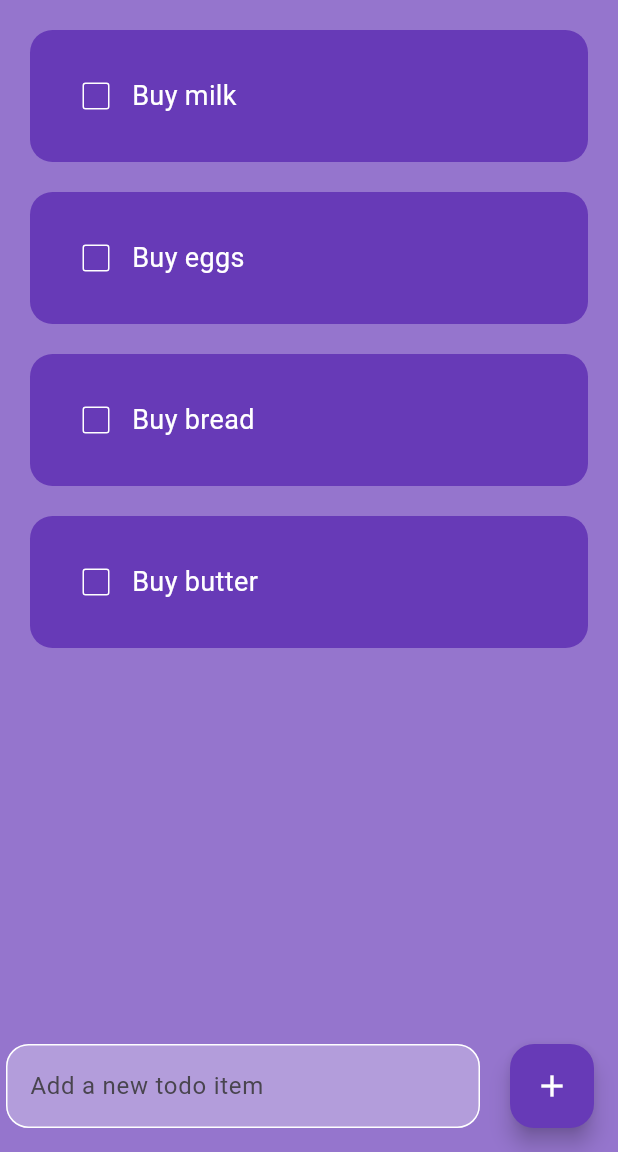
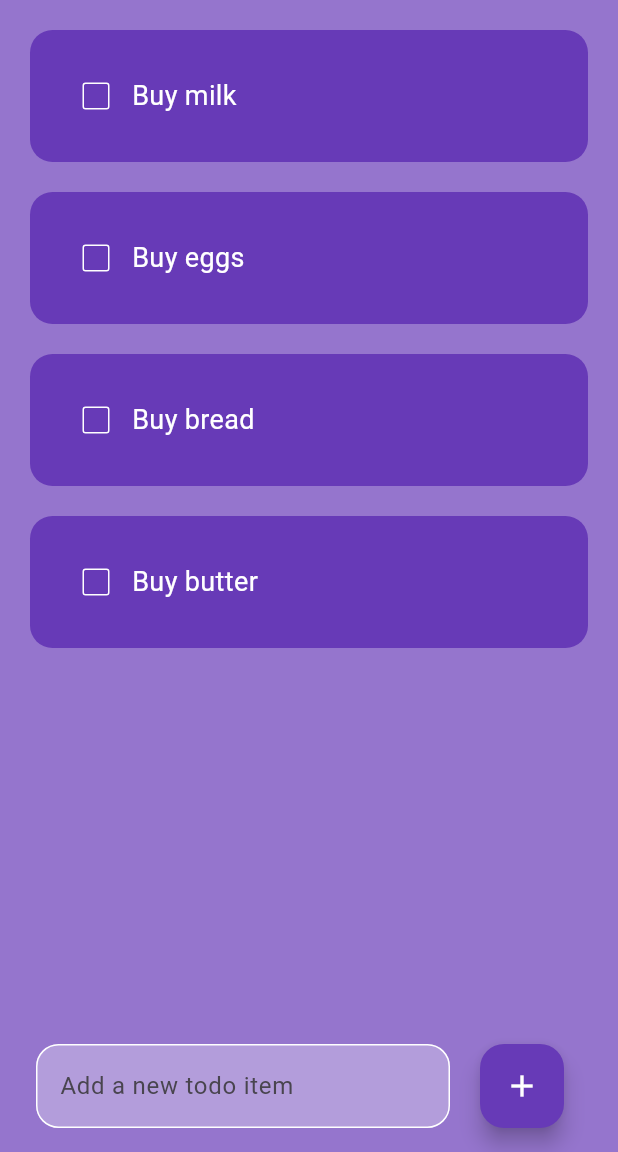
Before and after one commit to collinmorudi/flutter-mobile-dev-practice, a Flutter app: the screen it shows after launch, on a phone screen of 412 x 824 dp, the part 84-1236 px from its top. Run offline on Flutter 3.47's test engine with Material 3 defaults, Android fonts, the phone set to English and light mode, and no system bars; drawn by our look-alikes of flutter_slidable; our stand-ins replace shared_preferences.

```diff
--- a/simple_todo/lib/screens/home_page.dart
+++ b/simple_todo/lib/screens/home_page.dart
@@ -30,6 +30,12 @@ class _HomePageState extends State<HomePage> {
     });
   }
 
+  void deleteTask(int index) {
+    setState(() {
+      todoList.removeAt(index);
+    });
+  }
+
   @override
   Widget build(BuildContext context) {
     return Scaffold(
@@ -49,10 +55,15 @@ class _HomePageState extends State<HomePage> {
             onChanged: (value) {
               checkBoxChanged(index);
             },
+            deleteFunction: (context) {
+              deleteTask(index);
+            },
           );
         },
       ),
-      floatingActionButton: Row(
+      floatingActionButton: Padding(
+        padding: const EdgeInsets.symmetric(horizontal: 20),
+        child: Row(
           children: [
             Expanded(
               child: Padding(
@@ -91,6 +102,7 @@ class _HomePageState extends State<HomePage> {
             ),
           ],
         ),
+      ),
     );
   }
 }
--- a/simple_todo/lib/utils/todo_list.dart
+++ b/simple_todo/lib/utils/todo_list.dart
@@ -1,21 +1,39 @@
 import 'package:flutter/material.dart';
+import 'package:flutter_slidable/flutter_slidable.dart';
 
 class TodoList extends StatelessWidget {
   const TodoList({
     Key? key,
     required this.taskName,
     required this.taskCompleted,
-    this.onChanged,
+    this.onChanged, this.deleteFunction,
   }) : super(key: key);
 
   final String taskName;
   final bool taskCompleted;
   final Function(bool?)? onChanged;
+  final Function(BuildContext)? deleteFunction;
 
   @override
   Widget build(BuildContext context) {
     return Padding(
       padding: const EdgeInsets.only(top: 20, left: 20, right: 20, bottom: 0),
+      child: Slidable(
+
+        endActionPane: ActionPane(
+          motion: StretchMotion(),
+          children: [
+            SlidableAction(
+              borderRadius: BorderRadius.circular(15),
+
+              onPressed: deleteFunction,
+              icon: Icons.delete,
+              // color: Colors.white,
+              backgroundColor: Colors.deepPurple.shade100,
+              label: 'Delete',
+            ),
+          ],
+        ),
         child: Container(
           decoration: BoxDecoration(
             borderRadius: BorderRadius.circular(15),
@@ -48,6 +66,7 @@ class TodoList extends StatelessWidget {
             ],
           ),
         ),
+      ),
     );
   }
 }
--- a/simple_todo/pubspec.yaml
+++ b/simple_todo/pubspec.yaml
@@ -9,6 +9,7 @@ environment:
 dependencies:
   flutter:
     sdk: flutter
+  flutter_slidable:
 
 dev_dependencies:
   flutter_test:
```
Also changed, not shown: simple_todo/pubspec.lock. Lines whose indentation alone changed are shown as unchanged.
